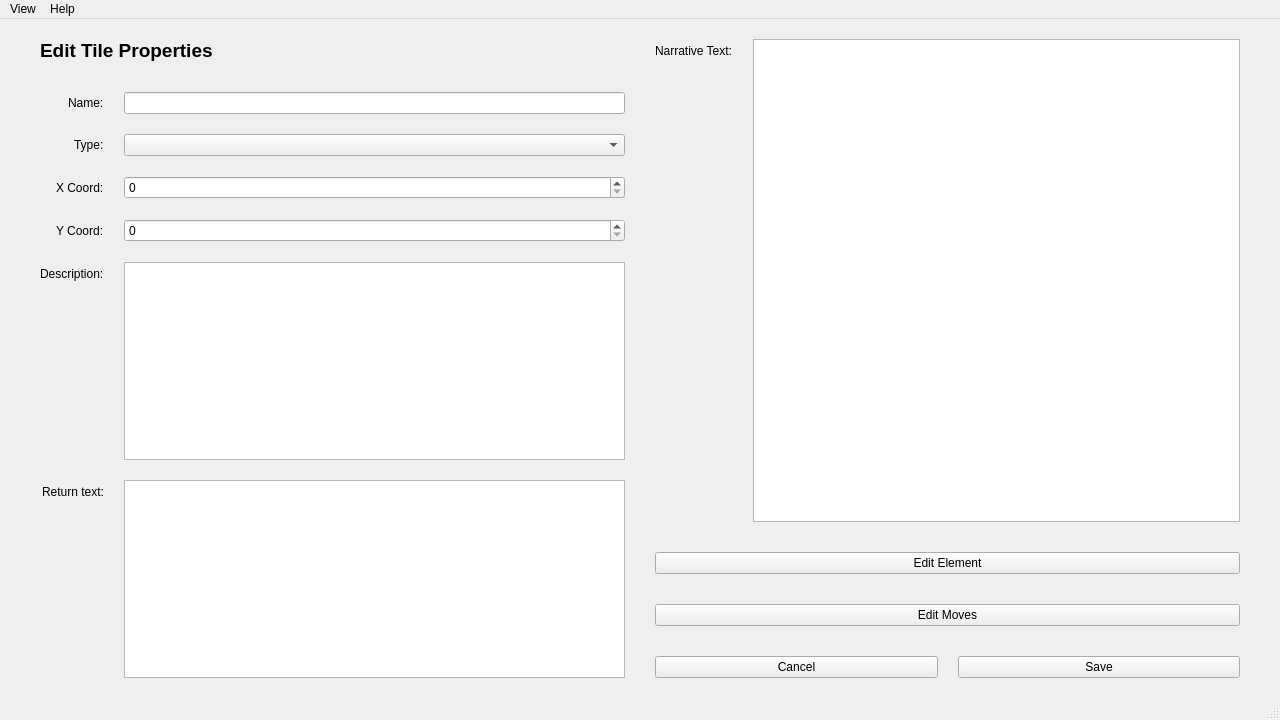
This is UI_Layouts/editTileForm.ui in 20dj-kws-sdd/tbrpggepp as Qt 5 draws it before an edit. The edited form follows.
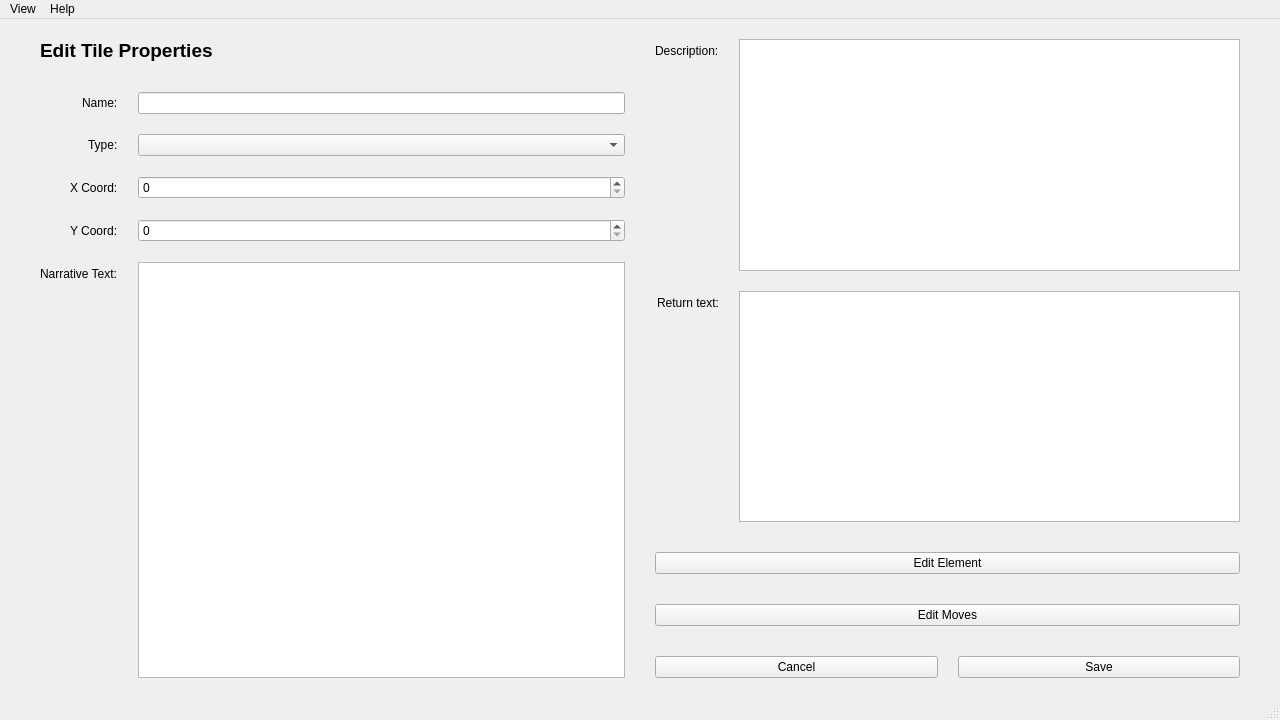
This is the edited form.

The edit to the form file:
```diff
--- a/UI_Layouts/editTileForm.ui
+++ b/UI_Layouts/editTileForm.ui
@@ -73,26 +73,6 @@
           </property>
          </widget>
         </item>
-        <item row="4" column="0">
-         <widget class="QLabel" name="lblDesc">
-          <property name="text">
-           <string>Description:</string>
-          </property>
-         </widget>
-        </item>
-        <item row="4" column="1">
-         <widget class="QPlainTextEdit" name="pteDescValue"/>
-        </item>
-        <item row="5" column="0">
-         <widget class="QLabel" name="lblRetText">
-          <property name="text">
-           <string>Return text:</string>
-          </property>
-         </widget>
-        </item>
-        <item row="5" column="1">
-         <widget class="QPlainTextEdit" name="pteRetTextValue"/>
-        </item>
         <item row="3" column="1">
          <widget class="QSpinBox" name="sbYCoordValue"/>
         </item>
@@ -116,6 +96,23 @@
         <item row="1" column="1">
          <widget class="QComboBox" name="cbTypeValue"/>
         </item>
+        <item row="4" column="1">
+         <widget class="QPlainTextEdit" name="pteNarrTextValue">
+          <property name="sizePolicy">
+           <sizepolicy hsizetype="Expanding" vsizetype="Expanding">
+            <horstretch>0</horstretch>
+            <verstretch>0</verstretch>
+           </sizepolicy>
+          </property>
+         </widget>
+        </item>
+        <item row="4" column="0">
+         <widget class="QLabel" name="lblNarrText">
+          <property name="text">
+           <string>Narrative Text:</string>
+          </property>
+         </widget>
+        </item>
        </layout>
       </item>
      </layout>
@@ -133,20 +130,23 @@
         <property name="verticalSpacing">
          <number>20</number>
         </property>
-        <item row="0" column="1">
-         <widget class="QPlainTextEdit" name="pteNarrTextValue">
-          <property name="sizePolicy">
-           <sizepolicy hsizetype="Expanding" vsizetype="Expanding">
-            <horstretch>0</horstretch>
-            <verstretch>0</verstretch>
-           </sizepolicy>
+        <item row="1" column="1">
+         <widget class="QPlainTextEdit" name="pteDescValue"/>
+        </item>
+        <item row="1" column="0">
+         <widget class="QLabel" name="lblDesc">
+          <property name="text">
+           <string>Description:</string>
           </property>
          </widget>
         </item>
-        <item row="0" column="0">
-         <widget class="QLabel" name="lblNarrText">
+        <item row="2" column="1">
+         <widget class="QPlainTextEdit" name="pteRetTextValue"/>
+        </item>
+        <item row="2" column="0">
+         <widget class="QLabel" name="lblRetText">
           <property name="text">
-           <string>Narrative Text:</string>
+           <string>Return text:</string>
           </property>
          </widget>
         </item>
```
Left out of the diff: 2 changed lines with no effect on the pictures.
